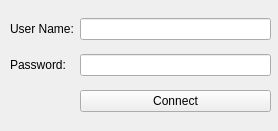
mehmetrizaoz/5_product_line_automation, file qt_app/form_login.ui: the form before one commit.
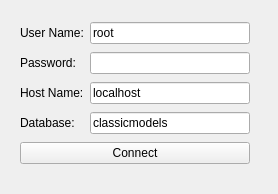
The form after the commit.

Commit message: login implemented

```diff
--- a/qt_app/form_login.ui
+++ b/qt_app/form_login.ui
@@ -7,7 +7,7 @@
     <x>0</x>
     <y>0</y>
     <width>278</width>
-    <height>131</height>
+    <height>194</height>
    </rect>
   </property>
   <property name="sizePolicy">
@@ -22,22 +22,26 @@
   <widget class="QWidget" name="">
    <property name="geometry">
     <rect>
-     <x>10</x>
-     <y>10</y>
-     <width>261</width>
-     <height>111</height>
+     <x>20</x>
+     <y>20</y>
+     <width>230</width>
+     <height>151</height>
     </rect>
    </property>
    <layout class="QGridLayout" name="gridLayout">
-    <item row="2" column="1">
-     <widget class="QPushButton" name="pushButton">
+    <item row="0" column="0">
+     <widget class="QLabel" name="label">
       <property name="text">
-       <string>Connect</string>
+       <string>User Name:</string>
       </property>
      </widget>
     </item>
     <item row="0" column="1">
-     <widget class="QLineEdit" name="lineEdit"/>
+     <widget class="QLineEdit" name="lineEdit">
+      <property name="text">
+       <string>root</string>
+      </property>
+     </widget>
     </item>
     <item row="1" column="0">
      <widget class="QLabel" name="label_2">
@@ -47,12 +51,44 @@
      </widget>
     </item>
     <item row="1" column="1">
-     <widget class="QLineEdit" name="lineEdit_2"/>
+     <widget class="QLineEdit" name="lineEdit_2">
+      <property name="echoMode">
+       <enum>QLineEdit::Password</enum>
+      </property>
+     </widget>
     </item>
-    <item row="0" column="0">
-     <widget class="QLabel" name="label">
+    <item row="2" column="0">
+     <widget class="QLabel" name="label_3">
       <property name="text">
-       <string>User Name:</string>
+       <string>Host Name:</string>
+      </property>
+     </widget>
+    </item>
+    <item row="2" column="1">
+     <widget class="QLineEdit" name="lineEdit_3">
+      <property name="text">
+       <string>localhost</string>
+      </property>
+     </widget>
+    </item>
+    <item row="3" column="0">
+     <widget class="QLabel" name="label_4">
+      <property name="text">
+       <string>Database:</string>
+      </property>
+     </widget>
+    </item>
+    <item row="3" column="1">
+     <widget class="QLineEdit" name="lineEdit_4">
+      <property name="text">
+       <string>classicmodels</string>
+      </property>
+     </widget>
+    </item>
+    <item row="4" column="0" colspan="2">
+     <widget class="QPushButton" name="pushButton">
+      <property name="text">
+       <string>Connect</string>
       </property>
      </widget>
     </item>
```
The commit also changes 4 other files.
